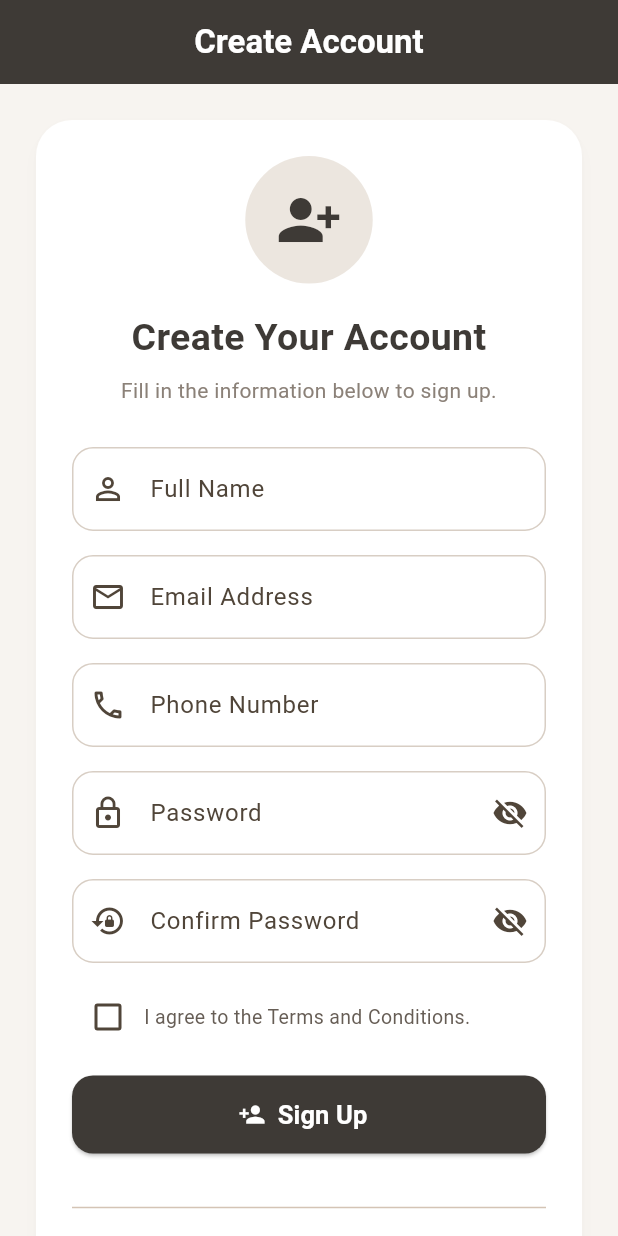
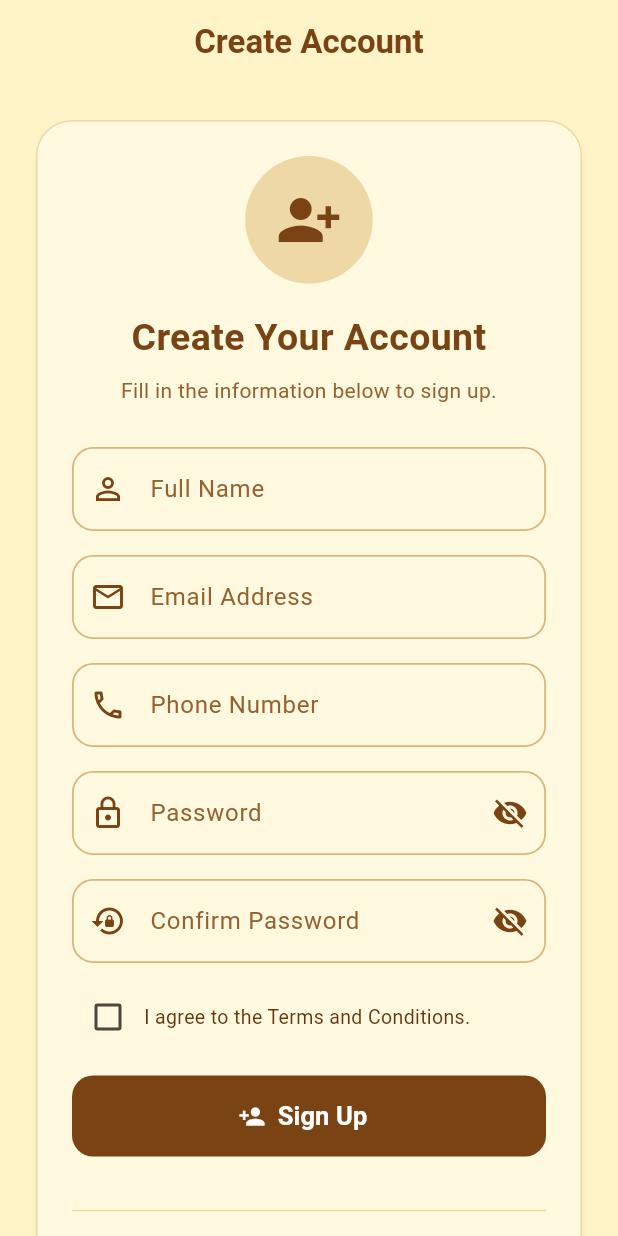
Before and after one commit to CriSyna/Villarosa_ITP107_LabExam_SetB, a Flutter app: the screen it shows after launch, on a phone screen of 412 x 824 dp. Run offline on Flutter 3.47's test engine with Material 3 defaults, Android fonts, the phone set to English and light mode, and no system bars.

Commit message:
Update Set B brown and cream color palette

```diff
--- a/lib/main.dart
+++ b/lib/main.dart
@@ -9,65 +9,91 @@ class SignUpApp extends StatelessWidget {
 
   @override
   Widget build(BuildContext context) {
-    const charcoal = Color(0xFF3E3A36);
-    const taupe = Color(0xFF8B8178);
-    const warmBeige = Color(0xFFD8CEC4);
-    const softCream = Color(0xFFF7F4F0);
-    const lightBeige = Color(0xFFECE6DF);
+    // =====================================================
+    // WHEREISIT-INSPIRED COLOR PALETTE
+    // =====================================================
+    const darkBrown = Color(0xFF7A4314);
+    const deepBrown = Color(0xFF65360F);
+    const mediumBrown = Color(0xFF95612F);
+    const warmTan = Color(0xFFD8B77B);
+    const lightTan = Color(0xFFEED8A6);
+    const paleCream = Color(0xFFFFF4C7);
+    const softCream = Color(0xFFFFF9DF);
 
     return MaterialApp(
       debugShowCheckedModeBanner: false,
       title: 'Sign Up',
       theme: ThemeData(
         useMaterial3: true,
+
         colorScheme: ColorScheme.fromSeed(
-          seedColor: taupe,
+          seedColor: darkBrown,
           brightness: Brightness.light,
         ),
-        scaffoldBackgroundColor: softCream,
+
+        scaffoldBackgroundColor: paleCream,
+
         appBarTheme: const AppBarTheme(
-          backgroundColor: charcoal,
-          foregroundColor: Colors.white,
+          backgroundColor: paleCream,
+          foregroundColor: darkBrown,
           centerTitle: true,
           elevation: 0,
         ),
+
         inputDecorationTheme: InputDecorationTheme(
           filled: true,
-          fillColor: Colors.white,
+          fillColor: softCream,
           contentPadding: const EdgeInsets.symmetric(
             horizontal: 16,
             vertical: 16,
           ),
+
+          labelStyle: const TextStyle(color: mediumBrown),
+
+          hintStyle: TextStyle(color: mediumBrown.withValues(alpha: 0.65)),
+
+          prefixIconColor: darkBrown,
+          suffixIconColor: darkBrown,
+
           border: OutlineInputBorder(
             borderRadius: BorderRadius.circular(14),
-            borderSide: BorderSide.none,
+            borderSide: const BorderSide(color: warmTan),
           ),
+
           enabledBorder: OutlineInputBorder(
             borderRadius: BorderRadius.circular(14),
-            borderSide: const BorderSide(color: warmBeige),
+            borderSide: const BorderSide(color: warmTan, width: 1.2),
           ),
+
           focusedBorder: OutlineInputBorder(
             borderRadius: BorderRadius.circular(14),
-            borderSide: const BorderSide(color: taupe, width: 2),
+            borderSide: const BorderSide(color: darkBrown, width: 2),
           ),
+
           errorBorder: OutlineInputBorder(
             borderRadius: BorderRadius.circular(14),
-            borderSide: const BorderSide(color: Colors.redAccent),
+            borderSide: const BorderSide(color: Color(0xFFB3261E)),
           ),
+
           focusedErrorBorder: OutlineInputBorder(
             borderRadius: BorderRadius.circular(14),
-            borderSide: const BorderSide(color: Colors.redAccent, width: 2),
+            borderSide: const BorderSide(color: Color(0xFFB3261E), width: 2),
           ),
         ),
+
         cardTheme: CardThemeData(
-          color: Colors.white,
-          elevation: 4,
-          shadowColor: Colors.black12,
+          color: softCream,
+          elevation: 2,
+          shadowColor: darkBrown.withValues(alpha: 0.15),
           shape: RoundedRectangleBorder(
             borderRadius: BorderRadius.circular(24),
+            side: const BorderSide(color: lightTan),
           ),
         ),
+
+        dividerTheme: const DividerThemeData(color: lightTan, thickness: 1),
       ),
+
       home: const SignUpScreen(),
     );
   }
@@ -95,12 +121,17 @@ class _SignUpScreenState extends State<SignUpScreen> {
 
   final String fullName = 'Cristina Villarosa';
 
-  static const Color charcoal = Color(0xFF3E3A36);
-  static const Color taupe = Color(0xFF8B8178);
-  static const Color warmBeige = Color(0xFFD8CEC4);
-  static const Color softCream = Color(0xFFF7F4F0);
-  static const Color lightBeige = Color(0xFFECE6DF);
-  static const Color mutedBrown = Color(0xFF665D55);
+  // =====================================================
+  // WHEREISIT-INSPIRED COLOR PALETTE
+  // =====================================================
+
+  static const Color darkBrown = Color(0xFF7A4314);
+  static const Color deepBrown = Color(0xFF65360F);
+  static const Color mediumBrown = Color(0xFF95612F);
+  static const Color warmTan = Color(0xFFD8B77B);
+  static const Color lightTan = Color(0xFFEED8A6);
+  static const Color paleCream = Color(0xFFFFF4C7);
+  static const Color softCream = Color(0xFFFFF9DF);
 
   @override
   void dispose() {
@@ -138,7 +169,7 @@ class _SignUpScreenState extends State<SignUpScreen> {
         ScaffoldMessenger.of(context).showSnackBar(
           const SnackBar(
             content: Text('Please agree to the Terms and Conditions.'),
-            backgroundColor: mutedBrown,
+            backgroundColor: darkBrown,
           ),
         );
 
@@ -148,7 +179,7 @@ class _SignUpScreenState extends State<SignUpScreen> {
       ScaffoldMessenger.of(context).showSnackBar(
         const SnackBar(
           content: Text('Account created successfully!'),
-          backgroundColor: charcoal,
+          backgroundColor: darkBrown,
         ),
       );
     }
@@ -162,7 +193,7 @@ class _SignUpScreenState extends State<SignUpScreen> {
       appBar: AppBar(
         title: const Text(
           'Create Account',
-          style: TextStyle(fontWeight: FontWeight.bold),
+          style: TextStyle(fontWeight: FontWeight.bold, color: darkBrown),
         ),
       ),
 
@@ -189,14 +220,16 @@ class _SignUpScreenState extends State<SignUpScreen> {
                         Container(
                           width: 85,
                           height: 85,
+
                           decoration: const BoxDecoration(
-                            color: lightBeige,
+                            color: lightTan,
                             shape: BoxShape.circle,
                           ),
+
                           child: const Icon(
                             Icons.person_add_alt_1,
                             size: 44,
-                            color: charcoal,
+                            color: darkBrown,
                           ),
                         ),
 
@@ -208,7 +241,7 @@ class _SignUpScreenState extends State<SignUpScreen> {
                           style: TextStyle(
                             fontSize: 25,
                             fontWeight: FontWeight.bold,
-                            color: charcoal,
+                            color: darkBrown,
                           ),
                         ),
 
@@ -217,7 +250,7 @@ class _SignUpScreenState extends State<SignUpScreen> {
                         const Text(
                           'Fill in the information below to sign up.',
                           textAlign: TextAlign.center,
-                          style: TextStyle(fontSize: 14, color: taupe),
+                          style: TextStyle(fontSize: 14, color: mediumBrown),
                         ),
 
                         const SizedBox(height: 28),
@@ -315,6 +348,7 @@ class _SignUpScreenState extends State<SignUpScreen> {
                           decoration: InputDecoration(
                             labelText: 'Password',
                             hintText: 'Enter your password',
+
                             prefixIcon: const Icon(Icons.lock_outline),
 
                             suffixIcon: IconButton(
@@ -358,6 +392,7 @@ class _SignUpScreenState extends State<SignUpScreen> {
                           decoration: InputDecoration(
                             labelText: 'Confirm Password',
                             hintText: 'Re-enter your password',
+
                             prefixIcon: const Icon(Icons.lock_reset),
 
                             suffixIcon: IconButton(
@@ -397,7 +432,8 @@ class _SignUpScreenState extends State<SignUpScreen> {
                           children: [
                             Checkbox(
                               value: _agreeTerms,
-                              activeColor: charcoal,
+                              activeColor: darkBrown,
+                              checkColor: Colors.white,
 
                               onChanged: (value) {
                                 setState(() {
@@ -411,7 +447,7 @@ class _SignUpScreenState extends State<SignUpScreen> {
                                 'I agree to the Terms and Conditions.',
                                 style: TextStyle(
                                   fontSize: 13,
-                                  color: mutedBrown,
+                                  color: deepBrown,
                                 ),
                               ),
                             ),
@@ -425,7 +461,7 @@ class _SignUpScreenState extends State<SignUpScreen> {
                         // =====================================================
                         SizedBox(
                           width: double.infinity,
-                          height: 52,
+                          height: 54,
 
                           child: ElevatedButton.icon(
                             onPressed: signUp,
@@ -441,8 +477,9 @@ class _SignUpScreenState extends State<SignUpScreen> {
                             ),
 
                             style: ElevatedButton.styleFrom(
-                              backgroundColor: charcoal,
+                              backgroundColor: darkBrown,
                               foregroundColor: Colors.white,
+                              elevation: 0,
 
                               shape: RoundedRectangleBorder(
                                 borderRadius: BorderRadius.circular(14),
@@ -465,7 +502,7 @@ class _SignUpScreenState extends State<SignUpScreen> {
                           style: TextStyle(
                             fontSize: 19,
                             fontWeight: FontWeight.bold,
-                            color: charcoal,
+                            color: darkBrown,
                           ),
                         ),
 
@@ -474,7 +511,7 @@ class _SignUpScreenState extends State<SignUpScreen> {
                         const Text(
                           'Tap, double tap, or long press the button below.',
                           textAlign: TextAlign.center,
-                          style: TextStyle(color: taupe, fontSize: 13),
+                          style: TextStyle(color: mediumBrown, fontSize: 13),
                         ),
 
                         const SizedBox(height: 16),
@@ -494,7 +531,7 @@ class _SignUpScreenState extends State<SignUpScreen> {
                           child: IgnorePointer(
                             child: SizedBox(
                               width: double.infinity,
-                              height: 52,
+                              height: 54,
 
                               child: ElevatedButton.icon(
                                 onPressed: () {},
@@ -510,8 +547,9 @@ class _SignUpScreenState extends State<SignUpScreen> {
                                 ),
 
                                 style: ElevatedButton.styleFrom(
-                                  backgroundColor: lightBeige,
-                                  foregroundColor: charcoal,
+                                  backgroundColor: darkBrown,
+                                  foregroundColor: Colors.white,
+                                  elevation: 0,
 
                                   shape: RoundedRectangleBorder(
                                     borderRadius: BorderRadius.circular(14),
@@ -532,9 +570,10 @@ class _SignUpScreenState extends State<SignUpScreen> {
                           padding: const EdgeInsets.all(16),
 
                           decoration: BoxDecoration(
-                            color: softCream,
+                            color: paleCream,
                             borderRadius: BorderRadius.circular(15),
-                            border: Border.all(color: warmBeige),
+
+                            border: Border.all(color: lightTan),
                           ),
 
                           child: const Column(
@@ -570,7 +609,7 @@ class _SignUpScreenState extends State<SignUpScreen> {
                         const Text(
                           'ITP107 • Mobile Application Development',
                           textAlign: TextAlign.center,
-                          style: TextStyle(fontSize: 12, color: taupe),
+                          style: TextStyle(fontSize: 12, color: mediumBrown),
                         ),
                       ],
                     ),
@@ -603,6 +642,10 @@ class GestureInfo extends StatelessWidget {
 
   @override
   Widget build(BuildContext context) {
+    const darkBrown = Color(0xFF7A4314);
+    const mediumBrown = Color(0xFF95612F);
+    const lightTan = Color(0xFFEED8A6);
+
     return Row(
       children: [
         Container(
@@ -610,11 +653,11 @@ class GestureInfo extends StatelessWidget {
           height: 42,
 
           decoration: BoxDecoration(
-            color: const Color(0xFFECE6DF),
+            color: lightTan,
             borderRadius: BorderRadius.circular(10),
           ),
 
-          child: Icon(icon, size: 21, color: const Color(0xFF3E3A36)),
+          child: Icon(icon, size: 21, color: darkBrown),
         ),
 
         const SizedBox(width: 12),
@@ -628,7 +671,7 @@ class GestureInfo extends StatelessWidget {
                 title,
                 style: const TextStyle(
                   fontWeight: FontWeight.bold,
-                  color: Color(0xFF3E3A36),
+                  color: darkBrown,
                 ),
               ),
 
@@ -636,7 +679,7 @@ class GestureInfo extends StatelessWidget {
 
               Text(
                 description,
-                style: const TextStyle(fontSize: 12, color: Color(0xFF8B8178)),
+                style: const TextStyle(fontSize: 12, color: mediumBrown),
               ),
             ],
           ),
```
